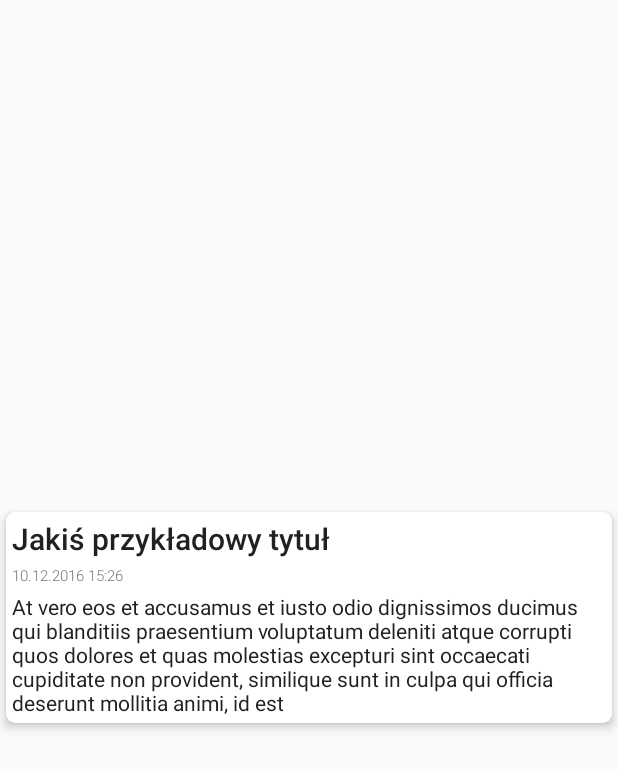
After one commit to Ryniu3001/eTraction, an Android app: the layout statements_card_view.xml on its own in the app's theme, with its tools: preview values and no code run, on a phone screen of 412 x 824 dp. The commit adds this screen. Shown: the top 769 px of the screen. Run offline under Robolectric (Android 15) with nearby library versions, the phone set to English and light mode, and no system bars.

Commit message:
Dodanie layoutu dla RecyclerView i CardView. Utworzenie Adaptera i ViewHoldera (nie ukończone) Utworzenie modelu danych.

```diff
--- a/app/build.gradle
+++ b/app/build.gradle
@@ -24,14 +24,12 @@ android {
 
 dependencies {
     compile fileTree(dir: 'libs', include: ['*.jar'])
-    androidTestCompile('com.android.support.test.espresso:espresso-core:2.2.2', {
-        exclude group: 'com.android.support', module: 'support-annotations'
-    })
+
     compile 'com.android.support:appcompat-v7:25.3.1'
     compile 'com.android.support:support-v4:25.3.1'
     compile 'com.android.support:design:25.3.1'
     compile 'com.android.support.constraint:constraint-layout:1.0.2'
     compile 'com.google.android.gms:play-services-maps:10.2.1'
     compile 'com.google.android.gms:play-services-location:10.2.1'
-    testCompile 'junit:junit:4.12'
+    compile 'com.android.support:cardview-v7:25.3.1'
 }
--- a/app/src/main/java/pl/poznan/put/etraction/MainActivity.java
+++ b/app/src/main/java/pl/poznan/put/etraction/MainActivity.java
@@ -75,7 +75,7 @@ public class MainActivity extends AppCompatActivity implements NavigationView.On
             FragmentManager fragmentManager = getSupportFragmentManager();
             if (id == R.id.nav_localization) {
                 fragmentManager.beginTransaction().replace(R.id.content_frame, new LocalizationFragment()).addToBackStack("fragBack").commit();
-            } else if (id == R.id.nav_gallery) {
+            } else if (id == R.id.nav_statements) {
 
             }
             mLastSelectedDrawerPosition = id;
--- /dev/null
+++ b/app/src/main/res/layout/statements_card_view.xml
@@ -0,0 +1,49 @@
+<?xml version="1.0" encoding="utf-8"?>
+<android.support.v7.widget.CardView
+        xmlns:android="http://schemas.android.com/apk/res/android"
+        xmlns:card_view="http://schemas.android.com/apk/res-auto"
+        xmlns:tools="http://schemas.android.com/tools"
+        android:id="@+id/card_view"
+        android:layout_gravity="center"
+        android:layout_width="match_parent"
+        android:layout_height="wrap_content"
+        android:layout_margin="4dp"
+        card_view:cardCornerRadius="6dp"
+        card_view:contentPadding="4dp"
+        card_view:cardElevation="4dp">
+
+        <LinearLayout
+            android:layout_width="wrap_content"
+            android:layout_height="wrap_content"
+            android:orientation="vertical">
+
+            <TextView
+                android:id="@+id/tv_statement_title"
+                android:layout_width="wrap_content"
+                android:layout_height="wrap_content"
+                android:paddingBottom="4dp"
+                android:textColor="@color/textColorPrimary"
+                android:textSize="20sp"
+                android:fontFamily="sans-serif-medium"
+                tools:text="Jakiś przykładowy tytuł" />
+            <TextView
+                android:id="@+id/tv_statement_time"
+                android:layout_width="wrap_content"
+                android:layout_height="wrap_content"
+                android:paddingBottom="4dp"
+                android:textColor="@color/textColorSecondary"
+                android:textSize="10sp"
+                android:fontFamily="sans-serif-light"
+                tools:text="10.12.2016 15:26"/>
+            <TextView
+                android:id="@+id/tv_statement_content"
+                android:layout_width="wrap_content"
+                android:layout_height="wrap_content"
+                android:textColor="@color/textColorPrimary"
+                android:fontFamily="sans-serif"
+                tools:text="At vero eos et accusamus et iusto odio dignissimos ducimus qui blanditiis praesentium voluptatum deleniti atque corrupti quos dolores et quas molestias excepturi sint occaecati cupiditate non provident, similique sunt in culpa qui officia deserunt mollitia animi, id est "/>
+
+        </LinearLayout>
+
+
+</android.support.v7.widget.CardView>
--- a/app/src/main/res/menu/activity_main_drawer.xml
+++ b/app/src/main/res/menu/activity_main_drawer.xml
@@ -7,9 +7,9 @@
             android:icon="@drawable/ic_menu_place"
             android:title="@string/drawer_menu_localization" />
         <item
-            android:id="@+id/nav_gallery"
+            android:id="@+id/nav_statements"
             android:icon="@drawable/ic_menu_gallery"
-            android:title="Gallery" />
+            android:title="@string/drawer_menu_statements" />
         <item
             android:id="@+id/nav_slideshow"
             android:icon="@drawable/ic_menu_slideshow"
--- a/app/src/main/res/values/colors.xml
+++ b/app/src/main/res/values/colors.xml
@@ -3,5 +3,8 @@
     <color name="colorPrimaryLight">#CFD8DC</color>
     <color name="colorPrimary">#607D8B</color>
     <color name="colorPrimaryDark">#455A64</color>
-    <color name="colorAccent">#536DFE</color>
+    <color name="colorAccent">#FF5722</color>
+
+    <color name="textColorPrimary">#212121</color>
+    <color name="textColorSecondary">#757575</color>
 </resources>
--- a/app/src/main/res/values/strings.xml
+++ b/app/src/main/res/values/strings.xml
@@ -8,6 +8,7 @@
 
     <!--Drawer-->
     <string name="drawer_menu_localization">Lokalizacja</string>
+    <string name="drawer_menu_statements">Komunikaty</string>
 
     <!--    Permissions    -->
     <string name="location_permission_denied">This app requires location permission to show your location on map. Please try again and grant access to use the location.\nIf the permission has been permanently denied, it can be enabled from the System Settings &gt; Apps &gt; \'eTraction\'.</string>
```
Also changed, not shown: app/src/main/java/pl/poznan/put/etraction/StatementsAdapter.java (added, +63 -0 lines), app/src/main/java/pl/poznan/put/etraction/StatementsFragment.java (added, +41 -0 lines), app/src/main/java/pl/poznan/put/etraction/model/StatementMsg.java (added, +46 -0 lines), app/src/main/res/layout/statements.xml (added, +11 -0 lines), app/src/main/res/mipmap-hdpi/ic_launcher.png, app/src/main/res/mipmap-mdpi/ic_launcher.png, app/src/main/res/mipmap-xhdpi/ic_launcher.png, app/src/main/res/mipmap-xxhdpi/ic_launcher.png, app/src/main/res/mipmap-xxxhdpi/ic_launcher.png, 2 other files.
